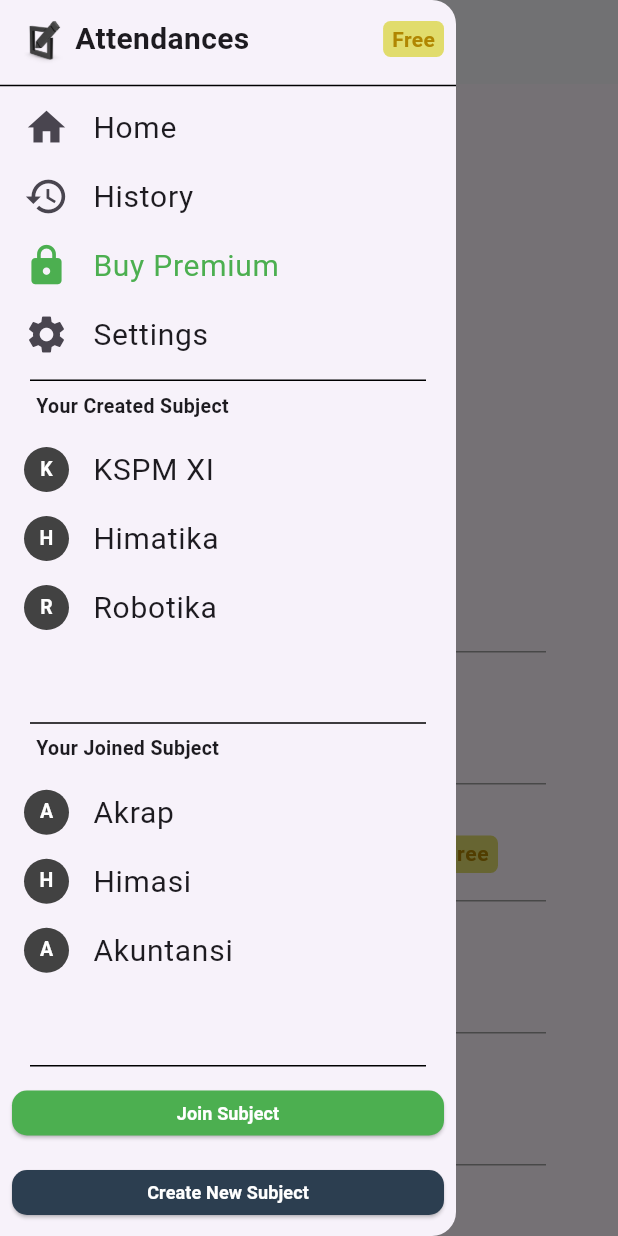
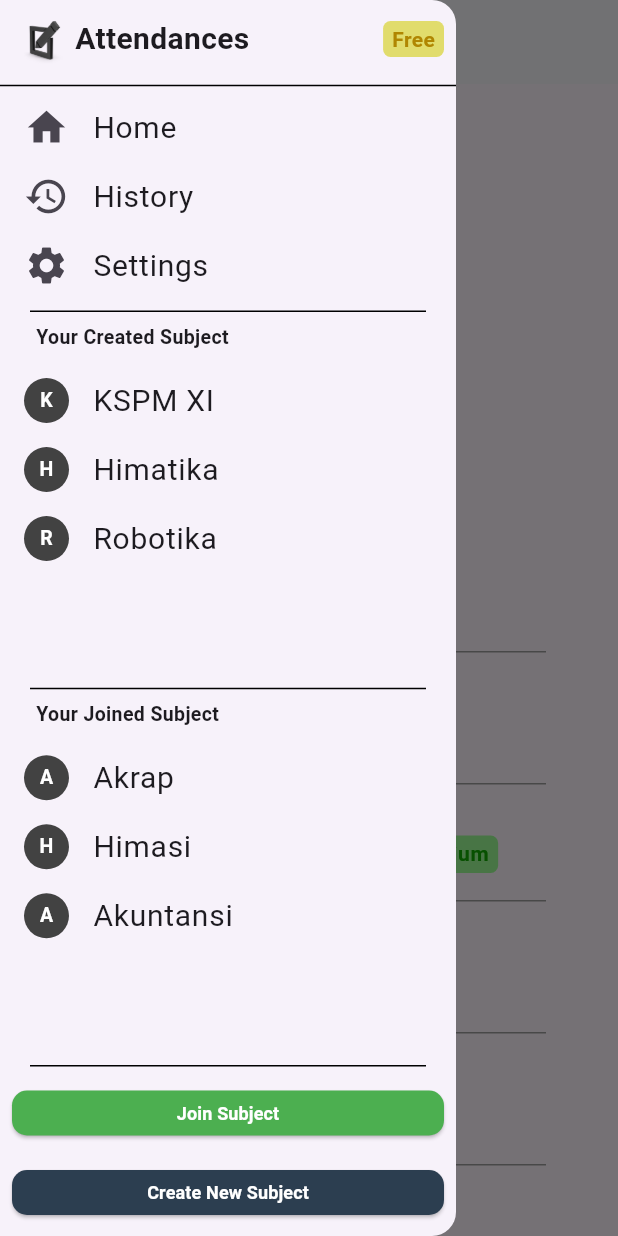
Before and after one commit to Ivanbhagaskara2608/Attendances-Flutter, a Flutter app: the SettingsPage screen opened directly, with the side drawer open, on a phone screen of 412 x 824 dp. Run offline on Flutter 3.47's test engine with Material 3 defaults, Android fonts, the phone set to English and light mode, and no system bars; our stand-ins replace dropdown_button2, font_awesome_flutter; missing offline and left inert: mobile_scanner.

```diff
--- /dev/null
+++ b/lib/model/attendance.dart
@@ -0,0 +1,18 @@
+class Attendance {
+  final String title;
+  final String createdAt;
+  final String status;
+
+  Attendance(this.title, this.createdAt, this.status);
+}
+
+List attendances = [
+  Attendance("Rapat MUBES 2", "1 September 2023", "P"),
+  Attendance("Rapat MUBES 3", "1 Oktober 2023", "L"),
+  Attendance("Rapat MUBES 4", "1 November 2023", "S"),
+  Attendance("Rapat MUBES 5", "1 Desember 2023", "A"),
+  Attendance("Rapat MUBES 6", "1 September 2023", "P"),
+  Attendance("Rapat MUBES 7", "1 Oktober 2023", "L"),
+  Attendance("Rapat MUBES 8", "1 November 2023", "S"),
+  Attendance("Rapat MUBES 9", "1 Desember 2023", "A"),
+];
--- a/lib/pages/scan_attendance.dart
+++ b/lib/pages/scan_attendance.dart
@@ -1,5 +1,4 @@
 import 'package:flutter/material.dart';
-import 'package:flutter_application_1/model/status_radio.dart';
 import 'package:flutter_application_1/model/zoom_camera.dart';
 import 'package:flutter_application_1/pages/dashboard.dart';
 import 'package:flutter_application_1/widgets/camera_zoom.dart';
--- a/lib/pages/settings_page.dart
+++ b/lib/pages/settings_page.dart
@@ -1,10 +1,19 @@
 import 'package:flutter/material.dart';
+import 'package:flutter_application_1/model/user.dart';
 import 'package:flutter_application_1/widgets/app_bar.dart';
 import 'package:flutter_application_1/widgets/drawer.dart';
 
 class SettingsPage extends StatelessWidget {
   @override
   Widget build(BuildContext context) {
+    Color typeBackgroundColor = (userData.type == "Free")
+      ? Color.fromRGBO(225, 220, 108, 100)
+      : Color.fromARGB(255, 158, 255, 150);
+
+    Color typeTextColor = (userData.type == "Free")
+      ? Color.fromRGBO(176, 134, 1, 100)
+      : Color.fromARGB(255, 15, 175, 1);
+
     return Scaffold(
       appBar: CustomAppBar(),
       drawer: CustomDrawer(),
@@ -24,22 +33,22 @@ class SettingsPage extends StatelessWidget {
                 padding: const EdgeInsets.only(top: 8, bottom: 2),
                 child: Container(
                   decoration: BoxDecoration(
-                      color: const Color.fromRGBO(225, 220, 108, 100),
+                      color: typeBackgroundColor,
                       borderRadius: BorderRadius.circular(5)),
                   padding: EdgeInsets.symmetric(horizontal: 6, vertical: 2),
                   child: Text(
-                    "Free",
+                    userData.type,
                     style: TextStyle(
                         fontSize: 14,
                         fontWeight: FontWeight.bold,
-                        color: const Color.fromRGBO(176, 134, 1, 100)),
+                        color: typeTextColor),
                   ),
                 ),
               ),
               Padding(
                 padding: const EdgeInsets.symmetric(vertical: 2),
                 child: Text(
-                  "Ivan Bhagaskara K",
+                  userData.fullname,
                   style: TextStyle(
                       fontSize: 20,
                       fontWeight: FontWeight.bold,
@@ -49,7 +58,7 @@ class SettingsPage extends StatelessWidget {
               Padding(
                 padding: EdgeInsets.symmetric(vertical: 2),
                 child: Text(
-                  "ivanbhagas@gmail.com",
+                  userData.email,
                   style: TextStyle(
                       fontSize: 14,
                       fontWeight: FontWeight.bold,
@@ -166,16 +175,16 @@ class SettingsPage extends StatelessWidget {
                         ),
                         Container(
                           decoration: BoxDecoration(
-                              color: const Color.fromRGBO(225, 220, 108, 100),
+                              color: typeBackgroundColor,
                               borderRadius: BorderRadius.circular(5)),
                           padding:
                               EdgeInsets.symmetric(horizontal: 6, vertical: 2),
                           child: Text(
-                            "Free",
+                            userData.type,
                             style: TextStyle(
                                 fontSize: 14,
                                 fontWeight: FontWeight.bold,
-                                color: const Color.fromRGBO(176, 134, 1, 100)),
+                                color: typeTextColor),
                           ),
                         ),
                       ],
--- a/lib/widgets/drawer.dart
+++ b/lib/widgets/drawer.dart
@@ -1,11 +1,37 @@
 import 'package:flutter/material.dart';
 import 'package:flutter_application_1/model/subject.dart';
+import 'package:flutter_application_1/model/user.dart';
 import 'package:flutter_application_1/pages/buy_subscription_page.dart';
 import 'package:flutter_application_1/pages/dashboard.dart';
 import 'package:flutter_application_1/pages/history_page.dart';
 import 'package:flutter_application_1/pages/settings_page.dart';
 
 class CustomDrawer extends StatelessWidget {
+  Widget buildDrawer(BuildContext context) {
+  if (userData.type == "Free") {
+    return ListTile(
+      onTap: () {
+        Navigator.pushReplacement(
+          context,
+          MaterialPageRoute(builder: (context) => BuySubscriptionPage()),
+        );
+      },
+      visualDensity: VisualDensity(horizontal: 0, vertical: -4),
+      leading: Icon(
+        Icons.lock,
+        size: 30,
+        color: Colors.green,
+      ),
+      title: Text(
+        "Buy Premium",
+        style: TextStyle(fontSize: 20, color: Colors.green),
+      ),
+    );
+  } else {
+    return Container(); // Atau widget lain jika tidak memenuhi kondisi
+  }
+}
+
   @override
   Widget build(BuildContext context) {
     return Drawer(
@@ -63,19 +89,7 @@ class CustomDrawer extends StatelessWidget {
                 size: 30,
               ),
               title: Text("History", style: TextStyle(fontSize: 20))),
-          ListTile(
-              onTap: () {
-                Navigator.pushReplacement(context,
-                    MaterialPageRoute(builder: (context) => BuySubscriptionPage()));
-              },
-              visualDensity: VisualDensity(horizontal: 0, vertical: -4),
-              leading: Icon(
-                Icons.lock,
-                size: 30,
-                color: Colors.green,
-              ),
-              title: Text("Buy Premium",
-                  style: TextStyle(fontSize: 20, color: Colors.green))),
+          buildDrawer(context),
           ListTile(
               onTap: () {
                 Navigator.pushReplacement(context,
--- a/lib/widgets/history_card.dart
+++ b/lib/widgets/history_card.dart
@@ -22,7 +22,7 @@ class HistoryCard extends StatelessWidget {
         case "A":
           return Color.fromARGB(255, 255, 177, 199);
         default:
-          return Colors.transparent; // atau warna default lainnya
+          return Color.fromARGB(255, 122, 173, 223); // atau warna default lainnya
       }
     })();
 
@@ -37,7 +37,7 @@ class HistoryCard extends StatelessWidget {
         case "A":
           return Color.fromARGB(255, 190, 0, 57);
         default:
-          return Colors.transparent; // atau warna default lainnya
+          return Color.fromARGB(255, 44, 62, 80); // atau warna default lainnya
       }
     })();
 
--- a/lib/widgets/subject_card.dart
+++ b/lib/widgets/subject_card.dart
@@ -1,4 +1,5 @@
 import 'package:flutter/material.dart';
+import 'package:flutter_application_1/pages/detail_subject.dart';
 
 class SubjectCard extends StatelessWidget {
   final String title;
@@ -16,7 +17,7 @@ class SubjectCard extends StatelessWidget {
 
     return Container(
       height: 117,
-      margin: EdgeInsets.only(right: 30, left: 30, top: 30),
+      margin: EdgeInsets.only(right: 30, left: 30, bottom: 30),
       child: Material(
         borderRadius: BorderRadius.circular(15),
         color: containerColor,
@@ -24,7 +25,8 @@ class SubjectCard extends StatelessWidget {
           splashColor: Colors.grey,
           borderRadius: BorderRadius.circular(15),
           onTap: () {
-            print("Container was tapped");
+            Navigator.push(context,
+                    MaterialPageRoute(builder: (context) => DetailSubjectPage(title, type)));
           },
           child: Padding(
             padding: EdgeInsets.symmetric(horizontal: 15, vertical: 15),
--- a/pubspec.yaml
+++ b/pubspec.yaml
@@ -41,6 +41,7 @@ dependencies:
   dropdown_button2: ^2.3.9
   mobile_scanner: ^3.5.5
   font_awesome_flutter: ^10.6.0
+  syncfusion_flutter_charts: ^23.2.7
 
 dev_dependencies:
   flutter_test:
```
Also changed, not shown: lib/model/subject_member.dart (added, +20 -0 lines), lib/model/user.dart (added, +12 -0 lines), lib/pages/detail_subject.dart (added, +86 -0 lines), lib/pages/subject_dashboard.dart (added, +72 -0 lines), lib/widgets/attendance_card.dart (added, +108 -0 lines), pubspec.lock.
